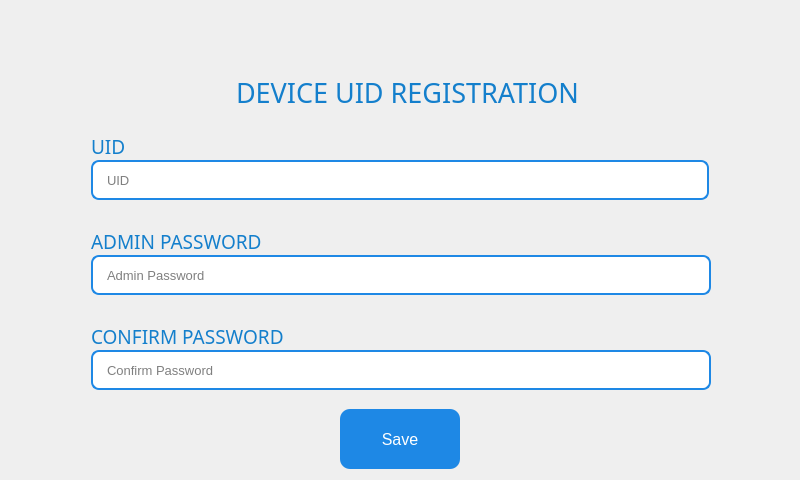
Before: the Qt Designer form QT_APP/registration.ui in eSpark-Backup/nabilfesal-msm-fw, drawn with Qt 5.
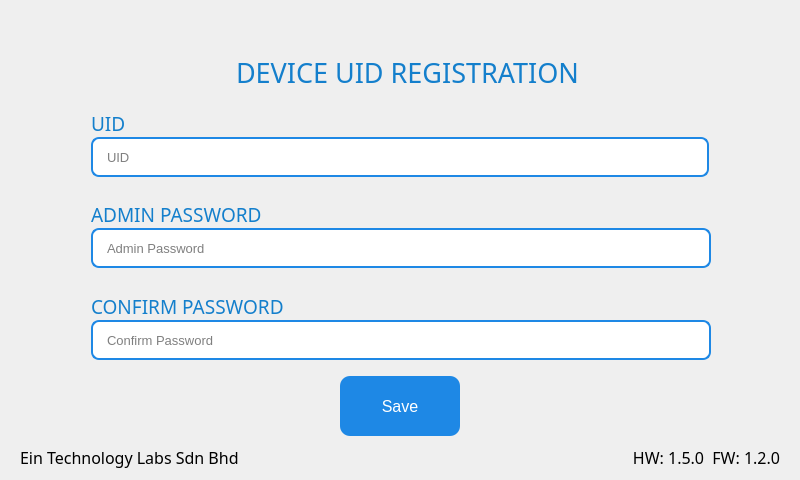
After: the same form once the commit is applied. Icons and pictures are not drawn.

```diff
--- a/QT_APP/registration.ui
+++ b/QT_APP/registration.ui
@@ -51,7 +51,7 @@
        <property name="minimumSize">
         <size>
          <width>150</width>
-         <height>100</height>
+         <height>80</height>
         </size>
        </property>
        <property name="focusPolicy">
@@ -353,6 +353,48 @@
      </item>
     </layout>
    </item>
+   <item>
+    <layout class="QHBoxLayout" name="horizontalLayout_3">
+     <property name="leftMargin">
+      <number>9</number>
+     </property>
+     <property name="topMargin">
+      <number>0</number>
+     </property>
+     <property name="rightMargin">
+      <number>9</number>
+     </property>
+     <item>
+      <widget class="QLabel" name="label_7">
+       <property name="font">
+        <font>
+         <family>Gilroy</family>
+         <pointsize>12</pointsize>
+        </font>
+       </property>
+       <property name="text">
+        <string>Ein Technology Labs Sdn Bhd</string>
+       </property>
+      </widget>
+     </item>
+     <item>
+      <widget class="QLabel" name="hf">
+       <property name="font">
+        <font>
+         <family>Gilroy</family>
+         <pointsize>12</pointsize>
+        </font>
+       </property>
+       <property name="text">
+        <string>HW: 1.5.0  FW: 1.2.0</string>
+       </property>
+       <property name="alignment">
+        <set>Qt::AlignRight|Qt::AlignTrailing|Qt::AlignVCenter</set>
+       </property>
+      </widget>
+     </item>
+    </layout>
+   </item>
   </layout>
  </widget>
  <resources/>
```
